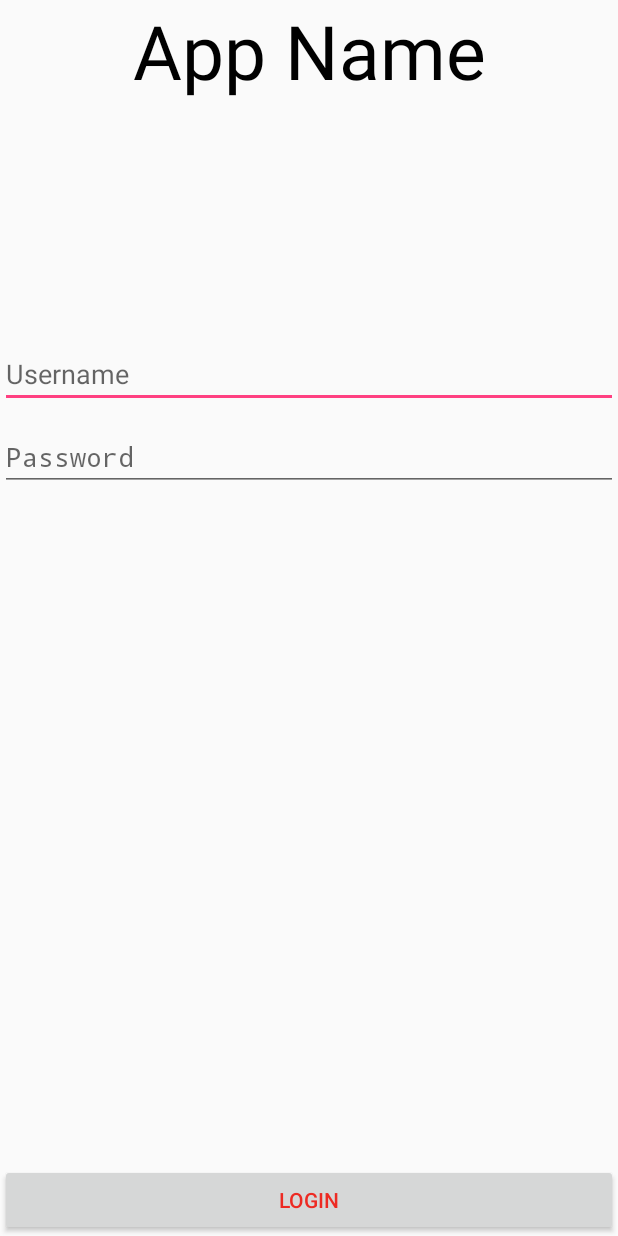
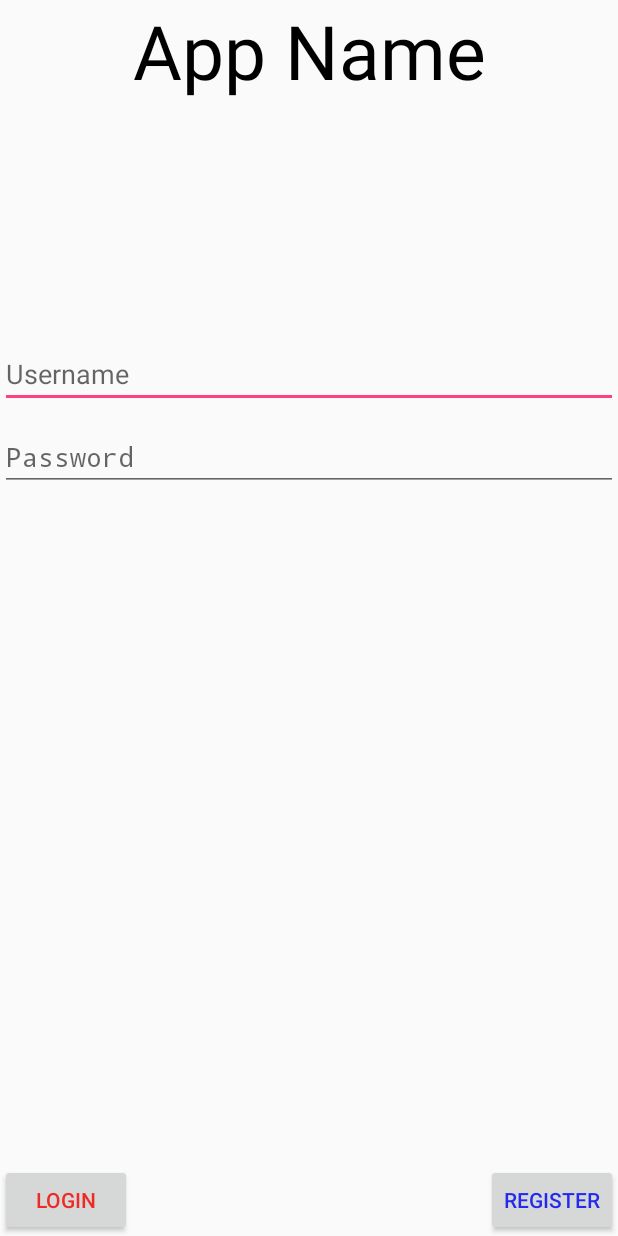
Before and after one commit to chrisIIT/IITHack, an Android app: the screen it shows after launch (Login), on a phone screen of 412 x 824 dp. Run offline under Robolectric (Android 15) with nearby library versions, the phone set to English and light mode, and no system bars.

Commit message:
added register button

```diff
--- a/X2/app/src/main/res/layout/login.xml
+++ b/X2/app/src/main/res/layout/login.xml
@@ -37,7 +37,7 @@
 
 
     <Button
-        android:layout_width="match_parent"
+        android:layout_width="wrap_content"
         android:layout_height="wrap_content"
         android:text="Login"
         android:textColor="#ed2a23"
@@ -46,6 +46,16 @@
         android:layout_alignParentStart="true"
         android:onClick="goToEvents" />
 
+    <Button
+        android:layout_width="wrap_content"
+        android:layout_height="wrap_content"
+        android:text="Register"
+        android:textColor="#232aed"
+        android:id="@+id/registerButton"
+        android:onClick="goToEvents"
+        android:layout_alignParentBottom="true"
+        android:layout_alignParentEnd="true" />
+
 
 
 
```
Also changed, not shown: 6 other files.
